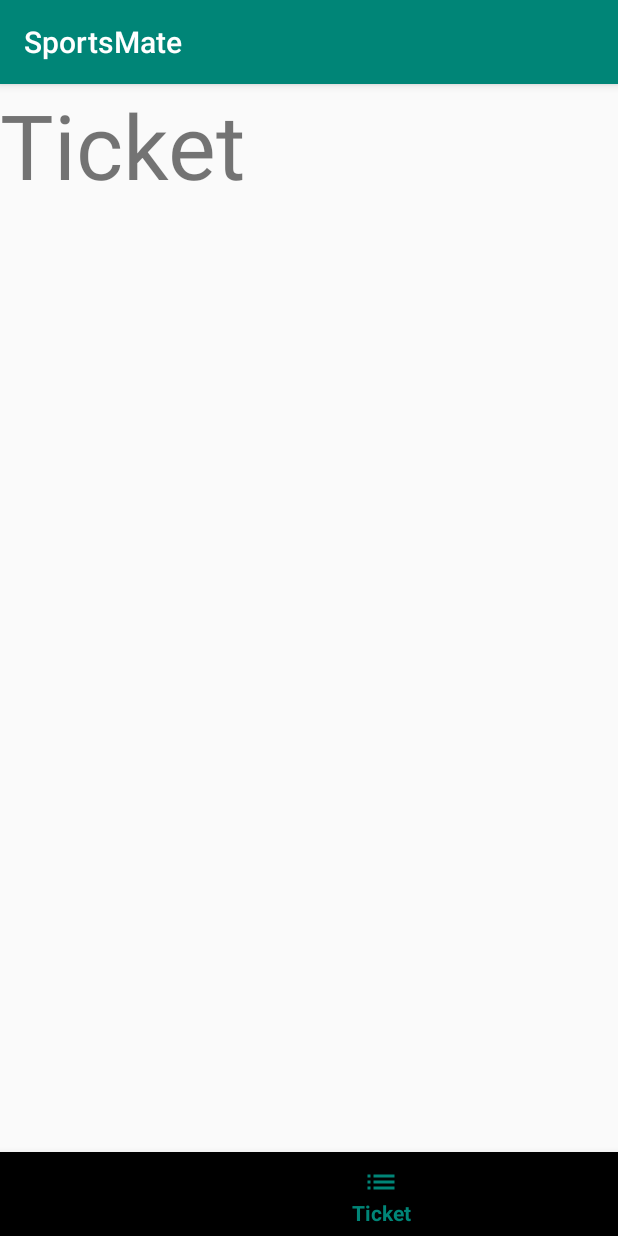
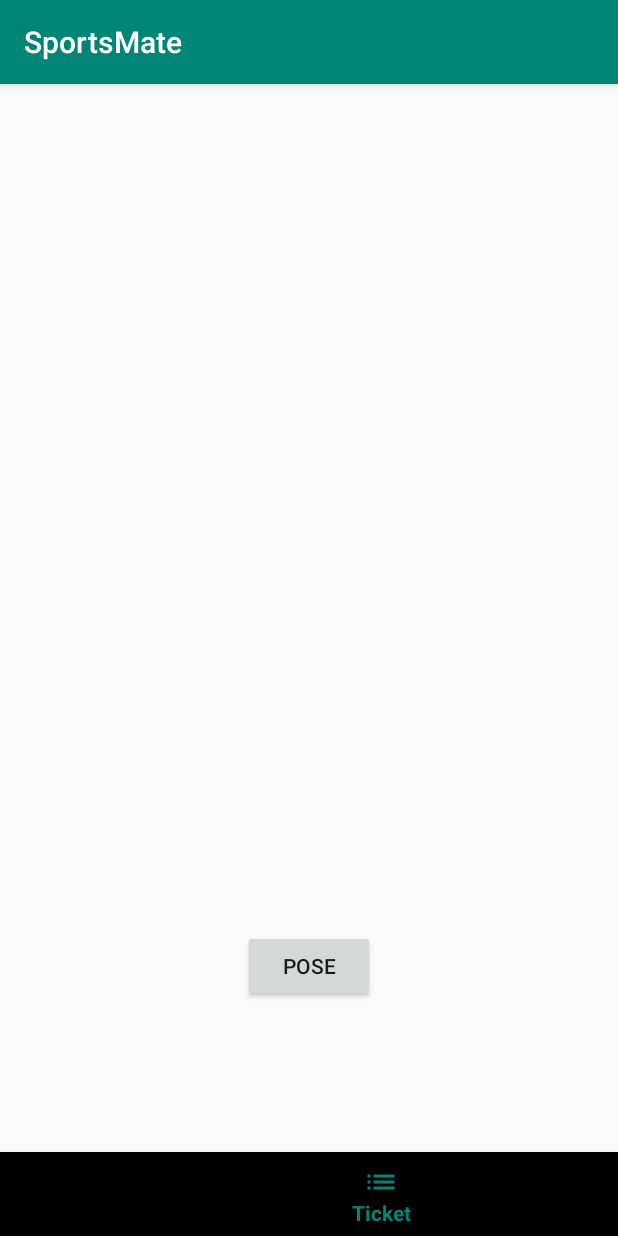
Before and after one commit to hujianrui/Capstone, an Android app: the fragment ProfileFragment placed in its activity, item 3 of the bottom bar chosen, on a phone screen of 412 x 824 dp. Run offline under Robolectric (Android 15) with nearby library versions, the phone set to English and light mode, and no system bars.

Commit message:
ticket update

```diff
--- a/SportsMate/app/src/main/AndroidManifest.xml
+++ b/SportsMate/app/src/main/AndroidManifest.xml
@@ -9,6 +9,7 @@
         android:roundIcon="@mipmap/ic_launcher_round"
         android:supportsRtl="true"
         android:theme="@style/AppTheme">
+        <activity android:name=".Activity.PoseActivity"></activity>
         <activity android:name=".Activity.ProfileCreateActivity" />
         <activity android:name=".Activity.HomeActivity" />
         <activity android:name=".Activity.RegisterActivity" />
--- a/SportsMate/app/src/main/java/com/capstone/sportsmate/Fragment/ProfileFragment.java
+++ b/SportsMate/app/src/main/java/com/capstone/sportsmate/Fragment/ProfileFragment.java
@@ -1,12 +1,16 @@
 package com.capstone.sportsmate.Fragment;
 
 
+import android.content.Intent;
 import android.os.Bundle;
 import android.support.v4.app.Fragment;
 import android.view.LayoutInflater;
 import android.view.View;
 import android.view.ViewGroup;
+import android.widget.Button;
 
+import com.capstone.sportsmate.Activity.HomeActivity;
+import com.capstone.sportsmate.Activity.ProfileCreateActivity;
 import com.capstone.sportsmate.R;
 
 
@@ -15,6 +19,7 @@ import com.capstone.sportsmate.R;
  */
 public class ProfileFragment extends Fragment {
 
+    private Button btEdit;
 
     public ProfileFragment() {
         // Required empty public constructor
@@ -25,7 +30,21 @@ public class ProfileFragment extends Fragment {
     public View onCreateView(LayoutInflater inflater, ViewGroup container,
                              Bundle savedInstanceState) {
         // Inflate the layout for this fragment
-        return inflater.inflate(R.layout.fragment_profile, container, false);
+
+        final View view = inflater.inflate(R.layout.fragment_profile, container, false);
+
+
+        btEdit = view.findViewById(R.id.button_edit);
+        btEdit.setOnClickListener(new View.OnClickListener() {
+            @Override
+            public void onClick(View v) {
+                Intent intent = new Intent(getActivity(), ProfileCreateActivity.class);
+                startActivity(intent);
+            }
+        });
+
+
+        return view;
     }
 
 }
--- a/SportsMate/app/src/main/java/com/capstone/sportsmate/Fragment/TicketFragment.java
+++ b/SportsMate/app/src/main/java/com/capstone/sportsmate/Fragment/TicketFragment.java
@@ -1,12 +1,16 @@
 package com.capstone.sportsmate.Fragment;
 
 
+import android.content.Intent;
 import android.os.Bundle;
 import android.support.v4.app.Fragment;
 import android.view.LayoutInflater;
 import android.view.View;
 import android.view.ViewGroup;
+import android.widget.Button;
 
+import com.capstone.sportsmate.Activity.PoseActivity;
+import com.capstone.sportsmate.Activity.ProfileCreateActivity;
 import com.capstone.sportsmate.R;
 
 
@@ -15,6 +19,7 @@ import com.capstone.sportsmate.R;
  */
 public class TicketFragment extends Fragment {
 
+    private Button btPose;
 
     public TicketFragment() {
         // Required empty public constructor
@@ -25,7 +30,19 @@ public class TicketFragment extends Fragment {
     public View onCreateView(LayoutInflater inflater, ViewGroup container,
                              Bundle savedInstanceState) {
         // Inflate the layout for this fragment
-        return inflater.inflate(R.layout.fragment_ticket, container, false);
+        final View view = inflater.inflate(R.layout.fragment_ticket, container, false);
+
+
+        btPose = view.findViewById(R.id.button_pose);
+        btPose.setOnClickListener(new View.OnClickListener() {
+            @Override
+            public void onClick(View v) {
+                Intent intent = new Intent(getActivity(), PoseActivity.class);
+                startActivity(intent);
+            }
+        });
+
+        return view;
     }
 
 }
--- a/SportsMate/app/src/main/res/layout/fragment_profile_create.xml
+++ b/SportsMate/app/src/main/res/layout/fragment_profile_create.xml
@@ -12,7 +12,6 @@
         android:id="@+id/rg_sex"
         android:layout_width="match_parent"
         android:layout_height="wrap_content"
-        android:orientation="horizontal"
         android:layout_marginTop="120dp"
         app:layout_constraintStart_toStartOf="parent"
         app:layout_constraintEnd_toEndOf="parent">
--- a/SportsMate/app/src/main/res/layout/fragment_ticket.xml
+++ b/SportsMate/app/src/main/res/layout/fragment_ticket.xml
@@ -1,14 +1,27 @@
 <?xml version="1.0" encoding="utf-8"?>
-<FrameLayout xmlns:android="http://schemas.android.com/apk/res/android"
+<LinearLayout xmlns:android="http://schemas.android.com/apk/res/android"
     xmlns:tools="http://schemas.android.com/tools"
     android:layout_width="match_parent"
     android:layout_height="match_parent"
+    android:layout_marginStart="16dp"
+    android:layout_marginEnd="16dp"
+    android:orientation="vertical"
     tools:context=".Fragment.TicketFragment">
 
-    <TextView
+    <ListView
+        android:id="@+id/lv_ticket"
         android:layout_width="match_parent"
-        android:layout_height="match_parent"
-        android:text="Ticket"
-        android:textSize="60sp"/>
+        android:layout_height="wrap_content"
+        android:layout_marginTop="100dp"
+        android:layout_weight="1" />
 
-</FrameLayout>
+    <Button
+        android:id="@+id/button_pose"
+        android:layout_width="wrap_content"
+        android:layout_height="wrap_content"
+        android:layout_marginTop="32dp"
+        android:layout_marginBottom="100dp"
+        android:layout_gravity="center_horizontal"
+        android:text="Pose" />
+
+</LinearLayout>
```
Also changed, not shown: SportsMate/app/src/main/java/com/capstone/sportsmate/Activity/PoseActivity.java (added, +21 -0 lines), SportsMate/app/src/main/res/layout/fragment_profile.xml (+10 -5 lines).
